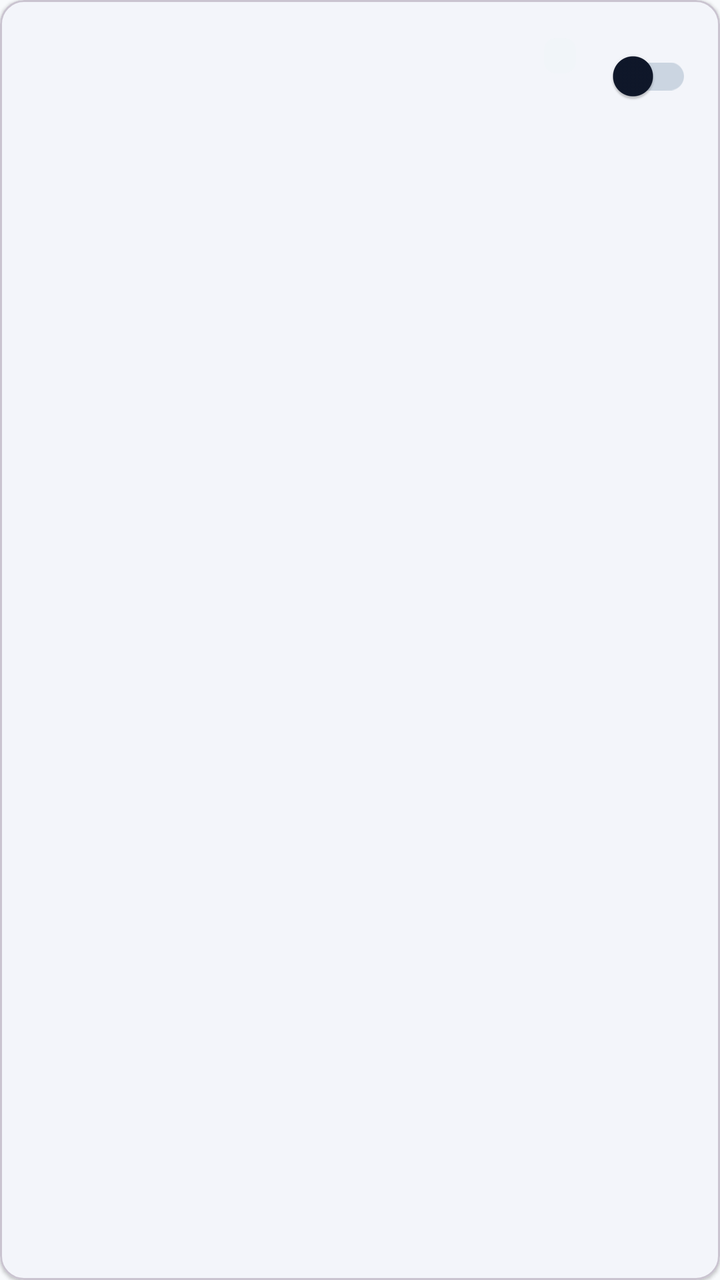
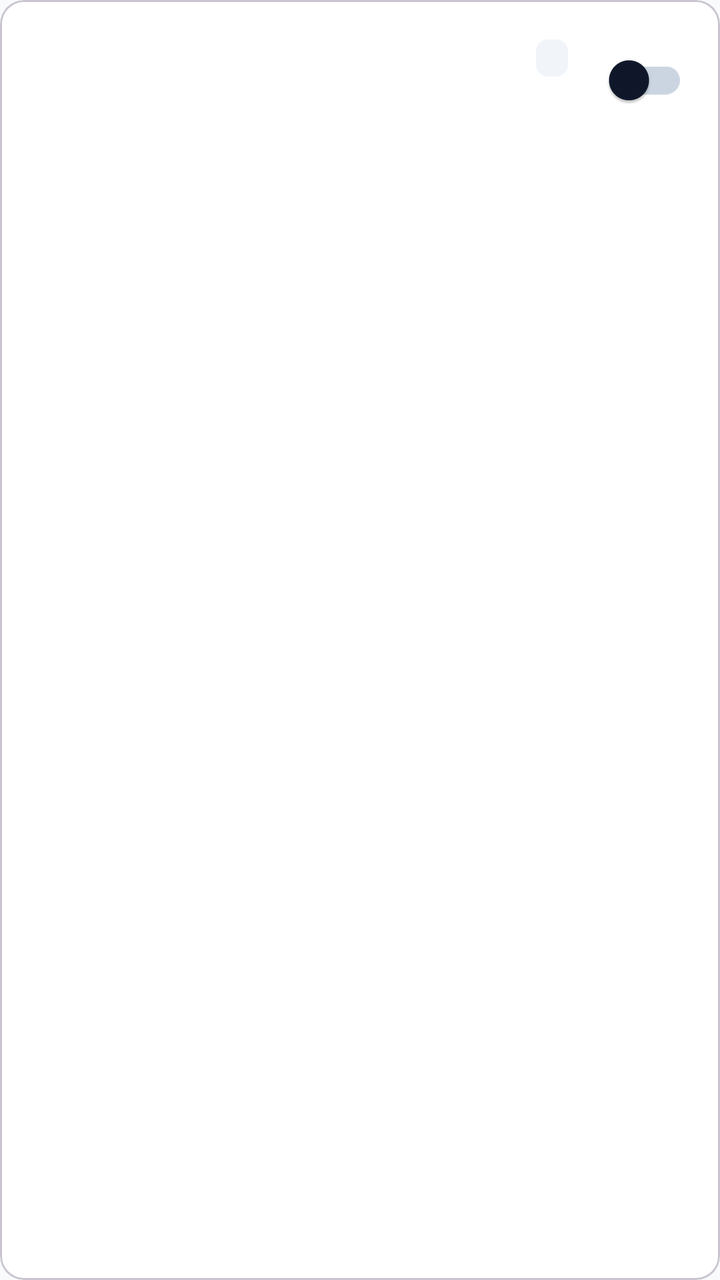

Compare the two renders of this Android layout. The source of the first and the diff that turns it into the second are given below.
<!-- AndroidManifest.xml: application theme AppTheme -->
<!-- res/layout/item_tool.xml -->
<?xml version="1.0" encoding="utf-8"?>
<com.google.android.material.card.MaterialCardView
    xmlns:android="http://schemas.android.com/apk/res/android"
    xmlns:app="http://schemas.android.com/apk/res-auto"
    android:layout_width="match_parent"
    android:layout_height="wrap_content"
    android:layout_marginBottom="10dp"
    app:cardCornerRadius="12dp"
    app:cardElevation="1dp"
    app:cardBackgroundColor="?attr/colorSurface"
    android:foreground="?android:attr/selectableItemBackground">

    <LinearLayout
        android:layout_width="match_parent"
        android:layout_height="wrap_content"
        android:orientation="horizontal"
        android:padding="14dp"
        android:gravity="center_vertical">

        <LinearLayout
            android:layout_width="0dp"
            android:layout_height="wrap_content"
            android:layout_weight="1"
            android:orientation="vertical">

            <LinearLayout
                android:layout_width="match_parent"
                android:layout_height="wrap_content"
                android:orientation="horizontal"
                android:gravity="center_vertical">

                <TextView
                    android:id="@+id/tool_name"
                    android:layout_width="0dp"
                    android:layout_height="wrap_content"
                    android:layout_weight="1"
                    android:textSize="15sp"
                    android:textStyle="bold"
                    android:textColor="?attr/colorOnSurface" />

                <TextView
                    android:id="@+id/tool_category"
                    android:layout_width="wrap_content"
                    android:layout_height="wrap_content"
                    android:layout_marginStart="8dp"
                    android:background="@drawable/bg_chip"
                    android:paddingStart="8dp"
                    android:paddingEnd="8dp"
                    android:paddingTop="2dp"
                    android:paddingBottom="2dp"
                    android:textSize="10sp"
                    android:textStyle="bold"
                    android:textColor="?attr/colorOnSurfaceVariant" />
            </LinearLayout>

            <TextView
                android:id="@+id/tool_desc"
                android:layout_width="match_parent"
                android:layout_height="wrap_content"
                android:layout_marginTop="4dp"
                android:textSize="12sp"
                android:textColor="?attr/colorOnSurfaceVariant"
                android:maxLines="2"
                android:ellipsize="end" />
        </LinearLayout>

        <com.google.android.material.switchmaterial.SwitchMaterial
            android:id="@+id/tool_switch"
            android:layout_width="wrap_content"
            android:layout_height="wrap_content"
            android:layout_marginStart="10dp" />

    </LinearLayout>

</com.google.android.material.card.MaterialCardView>
<!-- resources referenced by this layout -->
<resources>
  <!-- drawable bg_chip (drawable) -->
  <?xml version="1.0" encoding="utf-8"?>
  <shape xmlns:android="http://schemas.android.com/apk/res/android" android:shape="rectangle">
      <solid android:color="@color/surface_variant" />
      <corners android:radius="6dp" />
  </shape>
  <style name="AppTheme" parent="Theme.Material3.Light.NoActionBar">
          <item name="colorPrimary">@color/seed_blue</item>
          <item name="colorPrimaryVariant">@color/seed_blue</item>
          <item name="colorOnPrimary">@color/on_primary</item>
          <item name="colorSecondary">@color/seed_blue</item>
          <item name="colorOnSecondary">@color/on_primary</item>
          <item name="android:colorBackground">@color/background</item>
          <item name="colorSurface">@color/surface</item>
          <item name="colorOnSurface">@color/on_surface</item>
          <item name="colorOnSurfaceVariant">@color/on_surface_variant</item>
          <item name="colorOutline">@color/outline</item>
          <item name="colorError">@color/error</item>
          <item name="android:statusBarColor">@color/surface</item>
          <item name="android:windowLightStatusBar">true</item>
          <item name="android:navigationBarColor">@color/surface</item>
      </style>
  <color name="surface_variant">#F1F5F9</color>
  <color name="seed_blue">#1E40AF</color>
  <color name="on_primary">#FFFFFF</color>
  <color name="background">#F8FAFC</color>
  <color name="surface">#FFFFFF</color>
  <color name="on_surface">#0F172A</color>
  <color name="on_surface_variant">#475569</color>
  <color name="outline">#CBD5E1</color>
  <color name="error">#DC2626</color>
</resources>

<!-- the commit's change to res/layout/item_tool.xml (unified diff, before → after) -->
@@ -4,9 +4,9 @@
     xmlns:app="http://schemas.android.com/apk/res-auto"
     android:layout_width="match_parent"
     android:layout_height="wrap_content"
-    android:layout_marginBottom="10dp"
+    android:layout_marginBottom="8dp"
     app:cardCornerRadius="12dp"
-    app:cardElevation="1dp"
+    app:cardElevation="0dp"
     app:cardBackgroundColor="?attr/colorSurface"
     android:foreground="?android:attr/selectableItemBackground">
 
@@ -14,7 +14,7 @@
         android:layout_width="match_parent"
         android:layout_height="wrap_content"
         android:orientation="horizontal"
-        android:padding="14dp"
+        android:padding="16dp"
         android:gravity="center_vertical">
 
         <LinearLayout
@@ -48,8 +48,7 @@
                     android:paddingEnd="8dp"
                     android:paddingTop="2dp"
                     android:paddingBottom="2dp"
-                    android:textSize="10sp"
-                    android:textStyle="bold"
+                    android:textSize="11sp"
                     android:textColor="?attr/colorOnSurfaceVariant" />
             </LinearLayout>
 
@@ -58,7 +57,7 @@
                 android:layout_width="match_parent"
                 android:layout_height="wrap_content"
                 android:layout_marginTop="4dp"
-                android:textSize="12sp"
+                android:textSize="13sp"
                 android:textColor="?attr/colorOnSurfaceVariant"
                 android:maxLines="2"
                 android:ellipsize="end" />
@@ -68,8 +67,6 @@
             android:id="@+id/tool_switch"
             android:layout_width="wrap_content"
             android:layout_height="wrap_content"
-            android:layout_marginStart="10dp" />
-
+            android:layout_marginStart="12dp" />
     </LinearLayout>
-
 </com.google.android.material.card.MaterialCardView>
